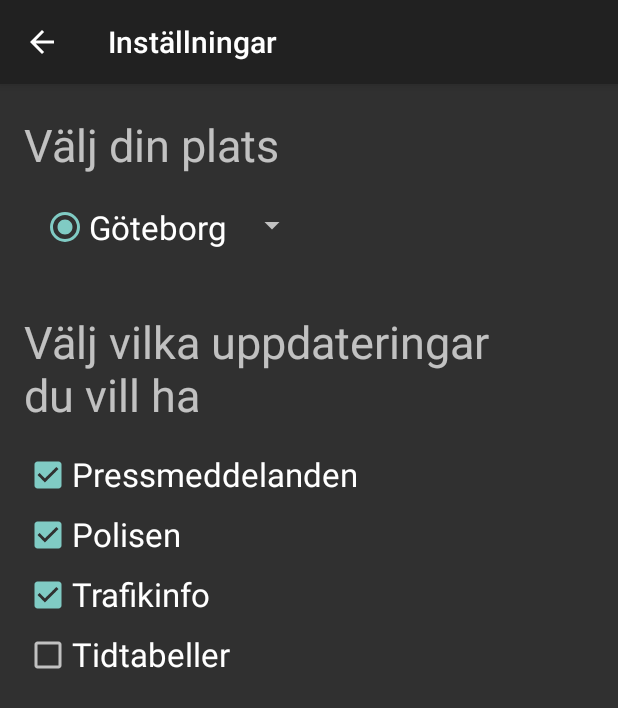
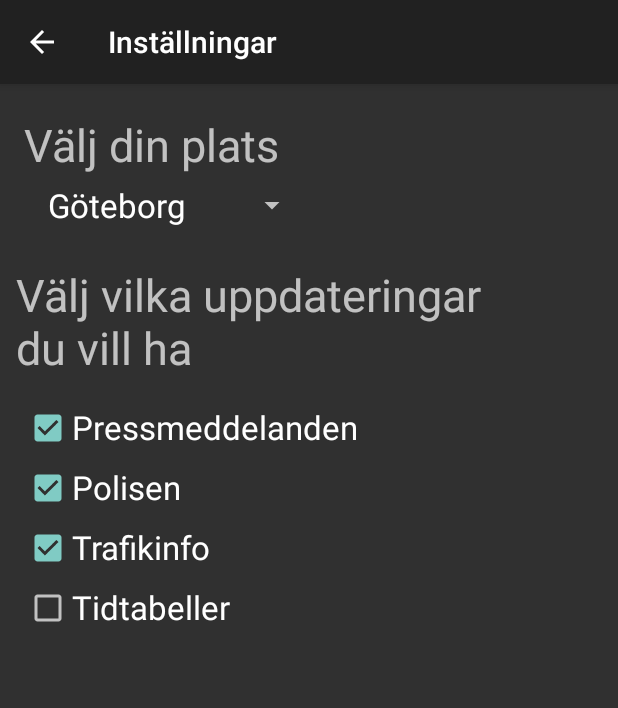
Before and after one commit to Ohedendahl/TIG167, an Android app: the screen it shows after launch (Preferences), after a tap on an icon or button, on a phone screen of 412 x 824 dp. Shown: the top 708 px of the screen. Run offline under Robolectric (Android 15) with nearby library versions, the phone set to English and light mode, and no system bars; our stand-ins replace Volley.

Commit message:
Fixat i inställningar

```diff
--- a/MyFirstApp/app/src/main/java/tig167/myfirstapp/MainActivity.java
+++ b/MyFirstApp/app/src/main/java/tig167/myfirstapp/MainActivity.java
@@ -3,6 +3,7 @@ package tig167.myfirstapp;
 
 import android.content.Context;
 import android.content.Intent;
+import android.content.SharedPreferences;
 import android.os.Bundle;
 import android.support.v7.app.AppCompatActivity;
 import android.util.Log;
@@ -60,6 +61,13 @@ public class MainActivity extends Activity {
     protected void onCreate(Bundle savedInstanceState) {
         super.onCreate(savedInstanceState);
         setContentView(R.layout.activity_main);
+
+        SharedPreferences pref = getApplicationContext().getSharedPreferences("Preferences", 0);
+        SharedPreferences.Editor editor = pref.edit();
+        editor.putString("Stad", "Göteborg");
+
+        editor.apply();
+
 
         // get the listview
         expListView = (ExpandableListView) findViewById(R.id.lvExp);
--- a/MyFirstApp/app/src/main/java/tig167/myfirstapp/Preferences.java
+++ b/MyFirstApp/app/src/main/java/tig167/myfirstapp/Preferences.java
@@ -5,6 +5,8 @@ import android.content.Intent;
 import android.content.SharedPreferences;
 import android.support.v7.app.AppCompatActivity;
 import android.os.Bundle;
+import android.widget.ArrayAdapter;
+import android.widget.Spinner;
 import android.widget.TextView;
 import android.os.Bundle;
 
@@ -27,6 +29,14 @@ public class Preferences extends AppCompatActivity {
 
         editor.commit();
 
+        String[] arraySpinner = new String[] {
+                "Göteborg", "Stockholm", "Malmö"
+        };
+        Spinner s = (Spinner) findViewById(R.id.spinner2);
+        ArrayAdapter<String> adapter = new ArrayAdapter<String>(this,
+                android.R.layout.browser_link_context_header, arraySpinner);
+        adapter.setDropDownViewResource(android.R.layout.browser_link_context_header);
+        s.setAdapter(adapter);
     }
 
-}
+    }
--- a/MyFirstApp/app/src/main/java/tig167/myfirstapp/Settings.java
+++ b/MyFirstApp/app/src/main/java/tig167/myfirstapp/Settings.java
@@ -2,7 +2,12 @@ package tig167.myfirstapp;
 
 public class Settings {
 
-    public static String stad = "Göteborg";
+    public static String stad;
+
+    public void setStad (String stad) {
+        this.stad = stad;
+    }
+
 
     public static final String url = "https://polisen.se/api/events?locationname=" + stad;
 
--- a/MyFirstApp/app/src/main/res/layout/activity_preferences.xml
+++ b/MyFirstApp/app/src/main/res/layout/activity_preferences.xml
@@ -17,7 +17,7 @@
         android:text="Välj din plats"
         android:textSize="30sp" />
 
-    <RadioButton
+    <!--RadioButton
         android:id="@+id/radioButton"
         android:layout_width="212dp"
         android:layout_height="44dp"
@@ -27,26 +27,27 @@
         android:layout_marginTop="73dp"
         android:checked="true"
         android:text="Göteborg"
-        android:textSize="22sp" />
+        android:textSize="22sp" /-->
 
     <Spinner
         android:id="@+id/spinner2"
         android:layout_width="183dp"
         android:layout_height="wrap_content"
-        android:layout_below="@+id/radioButton"
+        android:layout_below="@+id/info_settings"
         android:layout_alignParentStart="true"
         android:layout_marginStart="22dp"
-        android:layout_marginTop="-35dp" />
+        android:layout_marginTop="5dp"
+        android:textSize="30dp"/>
 
     <TextView
         android:id="@+id/updates_text"
         android:layout_width="347dp"
         android:layout_height="86dp"
-        android:layout_alignStart="@+id/radioButton"
+        android:layout_alignStart="@+id/spinner2"
         android:layout_alignParentTop="true"
         android:layout_marginStart="-11dp"
         android:layout_marginLeft="2dp"
-        android:layout_marginTop="151dp"
+        android:layout_marginTop="120dp"
         android:text="Välj vilka uppdateringar du vill ha"
         android:textSize="30sp" />
 
```
